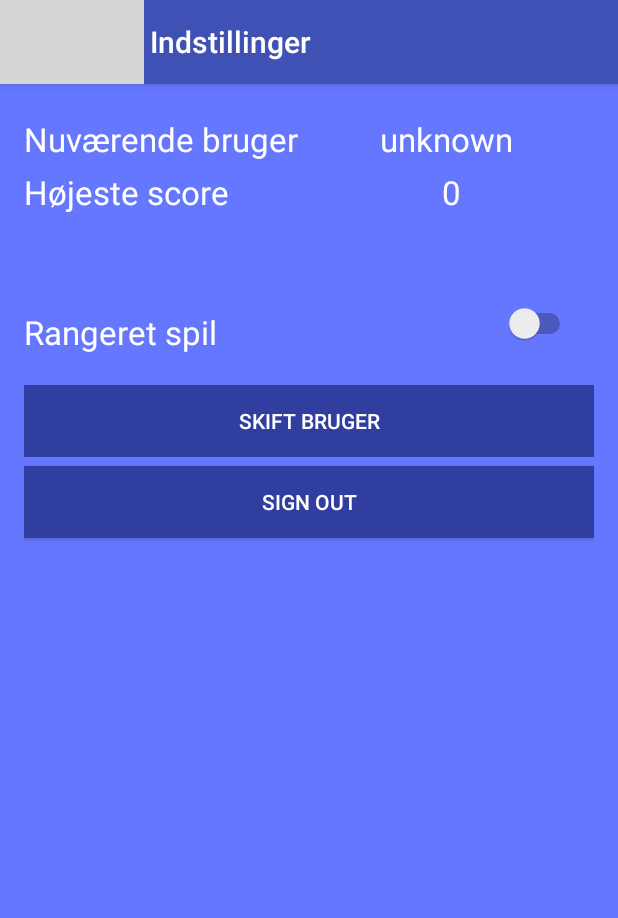
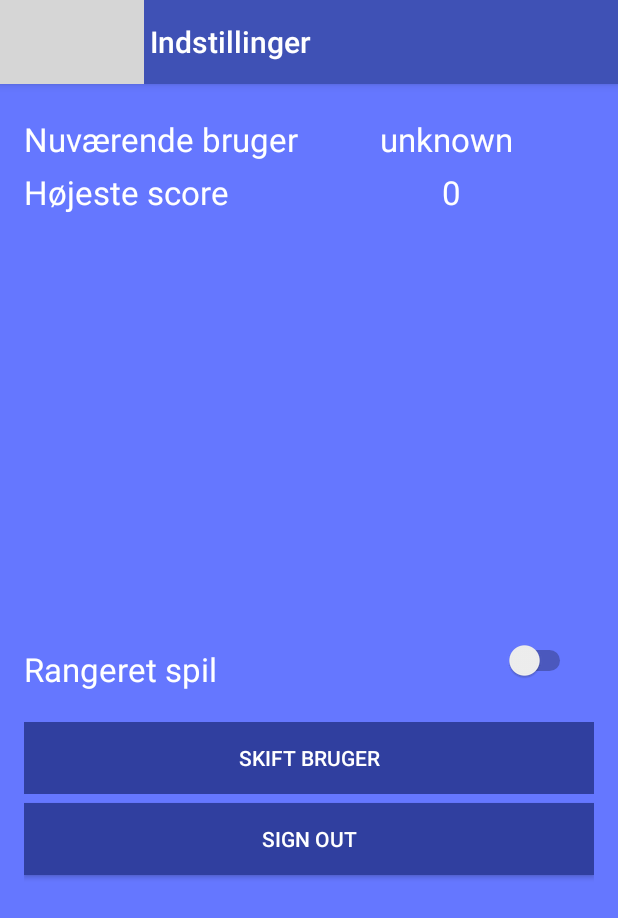
Before and after one commit to nikookholm/GalgelegsApp, an Android app: the Indstillinger_Activity screen opened directly, with no data from a screen before it, on a phone screen of 412 x 824 dp. Shown: the top 918 px of the screen. Run offline under Robolectric (Android 15) with nearby library versions, the phone set to English and light mode, and no system bars; grey boxes are pictures that could not be loaded.

Commit message:
har flyttet knapperne ned

```diff
--- a/app/src/main/java/s112011/galgelegsapp/views/Indstillinger_Activity.java
+++ b/app/src/main/java/s112011/galgelegsapp/views/Indstillinger_Activity.java
@@ -129,9 +129,9 @@ public class Indstillinger_Activity extends AppCompatActivity implements OnClick
 
             if (v == signout) {
 //                System.out.println(login.googleApiClient.isConnected());
-                    login.VerifyLogOut();
-                login.connectionCallbacks.onConnected(Bundle.EMPTY);
-                login.signOut();
+//                    login.VerifyLogOut();
+//                login.connectionCallbacks.onConnected(Bundle.EMPTY);
+//                login.signOut();
                 Intent goToMainMenu = new Intent(a, Login.class);
                 startActivity(goToMainMenu);
 
--- a/app/src/main/res/layout/activity_indstillinger_.xml
+++ b/app/src/main/res/layout/activity_indstillinger_.xml
@@ -73,7 +73,9 @@
         android:layout_width="match_parent"
         android:layout_height="match_parent"
         android:layout_marginTop="30dp"
-        android:elevation="1dp">
+        android:elevation="1dp"
+        android:layout_weight="100"
+        android:gravity="center_vertical">
 
         <LinearLayout
             android:orientation="horizontal"
```
